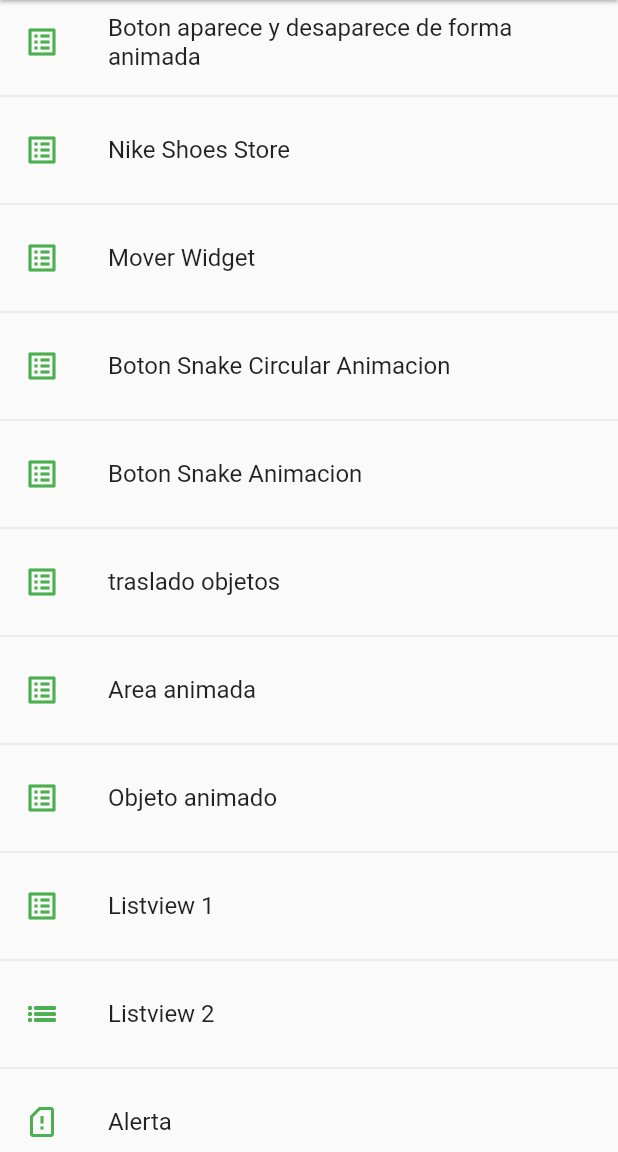
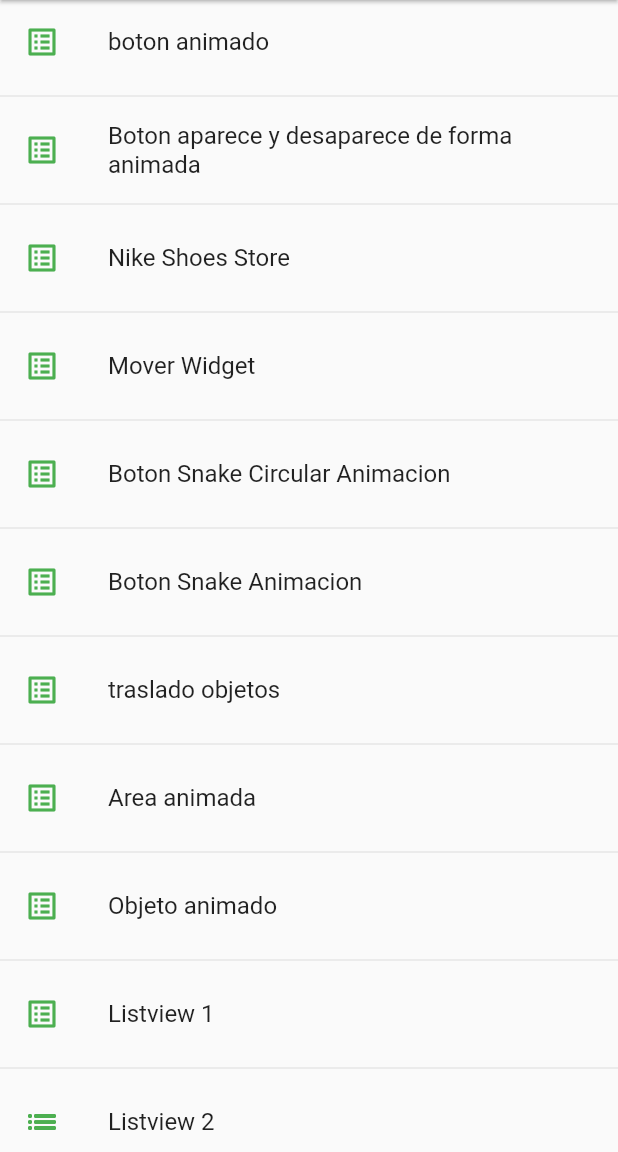
Before and after one commit to ngonzano/componentes, a Flutter app: the screen it shows after launch, on a phone screen of 412 x 824 dp, the part 84-1236 px from its top. Run offline on Flutter 3.47's test engine with Material 2 defaults, Android fonts, the phone set to English and light mode, and no system bars.

Commit message:
todo biien

```diff
--- a/lib/router/routes.dart
+++ b/lib/router/routes.dart
@@ -5,7 +5,8 @@ import 'package:flutter/material.dart';
 
 import '../screens/animar_area_objeto.dart';
 import '../screens/area_animada.dart';
-import '../widgets/ShoesStoretest.dart';
+import '../widgets/boton_animado.dart';
+import '../widgets/boton_visible_animado.dart';
 import '../widgets/boton_snake_animado.dart';
 import '../widgets/boton_snake_circular_animado.dart';
 import '../widgets/shake_transition.dart';
@@ -18,6 +19,11 @@ class Approutes {
   static final menuOptions = <MenuOption>[
     //MenuOption(route: 'home', icon: Icons.home, screen: HomeScreen(), name: 'Home'),
 
+    MenuOption(
+        route: 'boton_color_animado',
+        icon: Icons.list_alt,
+        screen: BotonAnimado(),
+        name: 'boton animado'),
     MenuOption(
         route: 'botonBarVisible',
         icon: Icons.list_alt,
```
